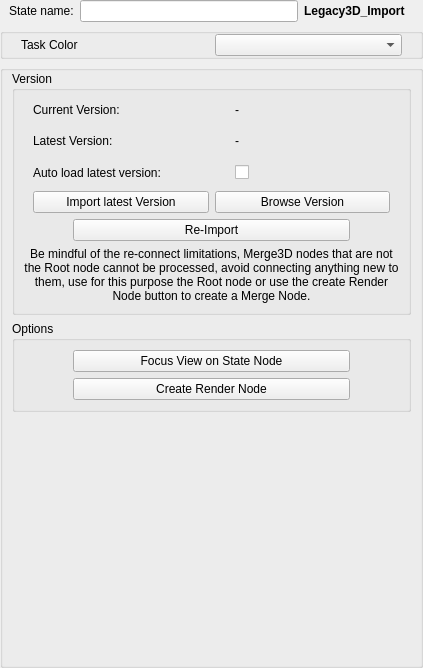
The window that Fusion/Scripts/StateManagerNodes/StateUserInterfaces/fus_Legacy3D_Import.ui (Animatect/Prism2_PluginFusion) describes before a commit, drawn with Qt 5.
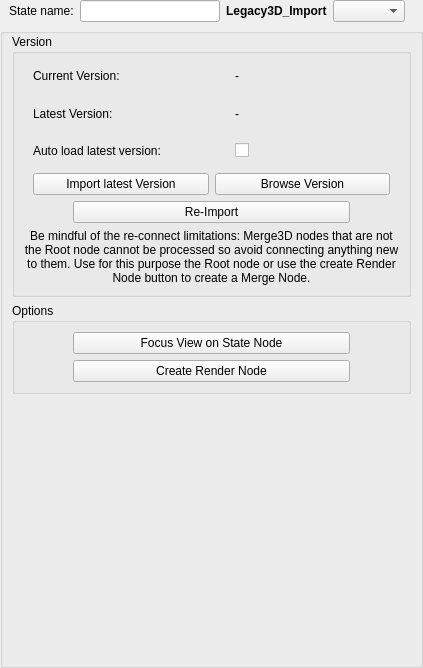
The same window after the commit.

Commit message:
Changed Legacy3D State UI to match updated UI
This just moves the Task Color combo to the upper right like the other states.

```diff
--- a/Fusion/Scripts/StateManagerNodes/StateUserInterfaces/fus_Legacy3D_Import.ui
+++ b/Fusion/Scripts/StateManagerNodes/StateUserInterfaces/fus_Legacy3D_Import.ui
@@ -68,7 +68,6 @@
        <widget class="QLabel" name="l_class">
         <property name="font">
          <font>
-          <weight>75</weight>
           <bold>true</bold>
          </font>
         </property>
@@ -77,43 +76,6 @@
         </property>
        </widget>
       </item>
-     </layout>
-    </widget>
-   </item>
-   <item>
-    <widget class="QGroupBox" name="gb_taskColor">
-     <property name="enabled">
-      <bool>true</bool>
-     </property>
-     <property name="alignment">
-      <set>Qt::AlignLeading|Qt::AlignLeft|Qt::AlignVCenter</set>
-     </property>
-     <property name="checkable">
-      <bool>false</bool>
-     </property>
-     <property name="checked">
-      <bool>false</bool>
-     </property>
-     <layout class="QHBoxLayout" name="f_taskColor">
-      <property name="leftMargin">
-       <number>18</number>
-      </property>
-      <property name="topMargin">
-       <number>0</number>
-      </property>
-      <property name="rightMargin">
-       <number>18</number>
-      </property>
-      <property name="bottomMargin">
-       <number>0</number>
-      </property>
-      <item>
-       <widget class="QLabel" name="l_taskColor">
-        <property name="text">
-         <string>Task Color</string>
-        </property>
-       </widget>
-      </item>
       <item>
        <widget class="QComboBox" name="cb_taskColor"/>
       </item>
@@ -392,7 +354,7 @@
          <item>
           <widget class="QLabel" name="label">
            <property name="text">
-            <string>&lt;html&gt;&lt;head/&gt;&lt;body&gt;&lt;p align=&quot;center&quot;&gt;Be mindful of the re-connect limitations, Merge3D nodes that are not the Root node cannot be processed, avoid connecting anything new to them, use for this purpose the Root node or use the create Render Node button to create a Merge Node.&lt;/p&gt;&lt;/body&gt;&lt;/html&gt;</string>
+            <string>&lt;html&gt;&lt;head/&gt;&lt;body&gt;&lt;p align=&quot;center&quot;&gt;Be mindful of the re-connect limitations:  Merge3D nodes that are not the Root node cannot be processed so avoid connecting anything new to them.  Use for this purpose the Root node or use the create Render Node button to create a Merge Node.&lt;/p&gt;&lt;/body&gt;&lt;/html&gt;</string>
            </property>
            <property name="wordWrap">
             <bool>true</bool>
```
The commit also changes 2 other files.
